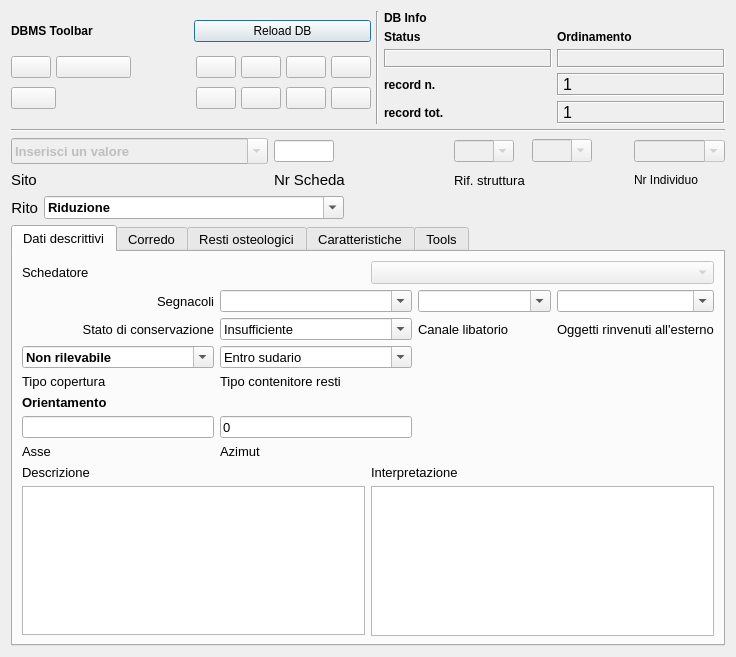
First picture: the form in pyarchinit_dev20130710/modules/gui/pyarchinit_Tafonomia_ui.ui, repository pyarchinit/pyarchinit_218, before the edit.
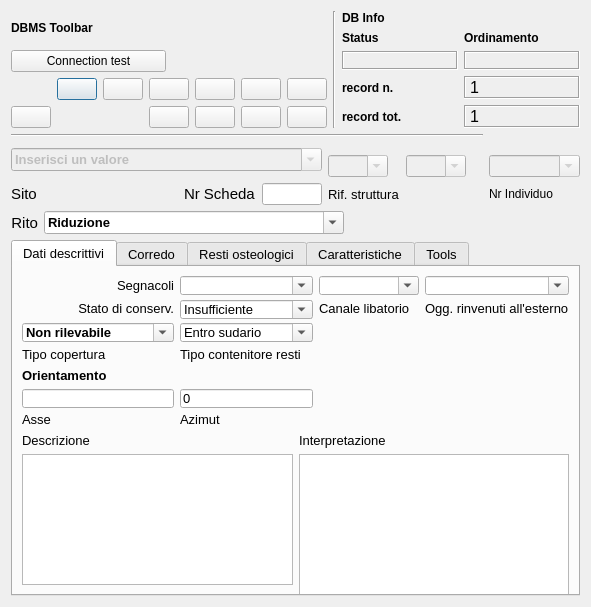
Second picture: the form after the edit. Icons and pictures are not drawn.

The edit to the form file:
```diff
--- a/pyarchinit_dev20130710/modules/gui/pyarchinit_Tafonomia_ui.ui
+++ b/pyarchinit_dev20130710/modules/gui/pyarchinit_Tafonomia_ui.ui
@@ -6,8 +6,8 @@
    <rect>
     <x>0</x>
     <y>0</y>
-    <width>736</width>
-    <height>657</height>
+    <width>591</width>
+    <height>607</height>
    </rect>
   </property>
   <property name="minimumSize">
@@ -23,24 +23,13 @@
    <iconset resource="resources.qrc">
     <normaloff>:/images/iconGrave.png</normaloff>:/images/iconGrave.png</iconset>
   </property>
+  <layout class="QGridLayout" name="gridLayout_20">
+   <item row="0" column="0" colspan="8">
+    <layout class="QHBoxLayout" name="horizontalLayout_3">
+     <item>
   <layout class="QGridLayout" name="gridLayout_7">
-   <item row="0" column="0" colspan="7">
-    <layout class="QVBoxLayout" name="verticalLayout" stretch="0,0">
-     <property name="spacing">
-      <number>5</number>
-     </property>
-     <property name="sizeConstraint">
-      <enum>QLayout::SetFixedSize</enum>
-     </property>
-     <property name="topMargin">
-      <number>0</number>
-     </property>
-     <item>
-      <layout class="QHBoxLayout" name="horizontalLayout">
-       <item>
-        <layout class="QGridLayout" name="gridLayout_2">
          <item row="0" column="0">
-          <widget class="QLabel" name="label_29">
+        <widget class="QLabel" name="label_45">
            <property name="font">
             <font>
              <weight>75</weight>
@@ -52,16 +41,9 @@
            </property>
           </widget>
          </item>
-         <item row="0" column="1">
-          <widget class="QPushButton" name="pushButton_connect">
-           <property name="text">
-            <string>Reload DB</string>
-           </property>
-          </widget>
-         </item>
-         <item row="1" column="0" colspan="2">
-          <layout class="QGridLayout" name="gridLayout">
-           <item row="0" column="0">
+       <item row="2" column="0" colspan="2">
+        <layout class="QGridLayout" name="gridLayout_16">
+         <item row="0" column="5">
             <widget class="QPushButton" name="pushButton_first_rec">
              <property name="toolTip">
               <string>First rec</string>
@@ -75,21 +57,7 @@
              </property>
             </widget>
            </item>
-           <item row="0" column="1" colspan="2">
-            <widget class="QPushButton" name="pushButton_prev_rec">
-             <property name="toolTip">
-              <string>Prev rec</string>
-             </property>
-             <property name="text">
-              <string/>
-             </property>
-             <property name="icon">
-              <iconset resource="resources.qrc">
-               <normaloff>:/images/4_leftArrow.png</normaloff>:/images/4_leftArrow.png</iconset>
-             </property>
-            </widget>
-           </item>
-           <item row="0" column="4">
+         <item row="0" column="7">
             <widget class="QPushButton" name="pushButton_next_rec">
              <property name="toolTip">
               <string>Next rec</string>
@@ -103,7 +71,7 @@
              </property>
             </widget>
            </item>
-           <item row="0" column="5">
+         <item row="0" column="8">
             <widget class="QPushButton" name="pushButton_last_rec">
              <property name="toolTip">
               <string>Last rec</string>
@@ -117,7 +85,7 @@
              </property>
             </widget>
            </item>
-           <item row="0" column="6">
+         <item row="0" column="9">
             <widget class="QPushButton" name="pushButton_new_rec">
              <property name="font">
               <font>
@@ -136,7 +104,7 @@
              </property>
             </widget>
            </item>
-           <item row="0" column="7">
+         <item row="0" column="10">
             <widget class="QPushButton" name="pushButton_save">
              <property name="font">
               <font>
@@ -158,39 +126,7 @@
              </property>
             </widget>
            </item>
-           <item row="1" column="0" colspan="2">
-            <widget class="QPushButton" name="pushButton_delete">
-             <property name="font">
-              <font>
-               <pointsize>9</pointsize>
-              </font>
-             </property>
-             <property name="toolTip">
-              <string>Delete record</string>
-             </property>
-             <property name="text">
-              <string/>
-             </property>
-             <property name="icon">
-              <iconset resource="resources.qrc">
-               <normaloff>:/images/delete.png</normaloff>:/images/delete.png</iconset>
-             </property>
-            </widget>
-           </item>
-           <item row="1" column="2">
-            <spacer name="horizontalSpacer">
-             <property name="orientation">
-              <enum>Qt::Horizontal</enum>
-             </property>
-             <property name="sizeHint" stdset="0">
-              <size>
-               <width>70</width>
-               <height>30</height>
-              </size>
-             </property>
-            </spacer>
-           </item>
-           <item row="1" column="4">
+         <item row="1" column="7">
             <widget class="QPushButton" name="pushButton_new_search">
              <property name="font">
               <font>
@@ -209,7 +145,7 @@
              </property>
             </widget>
            </item>
-           <item row="1" column="5">
+         <item row="1" column="8">
             <widget class="QPushButton" name="pushButton_search_go">
              <property name="font">
               <font>
@@ -228,7 +164,7 @@
              </property>
             </widget>
            </item>
-           <item row="1" column="6">
+         <item row="1" column="9">
             <widget class="QPushButton" name="pushButton_sort">
              <property name="font">
               <font>
@@ -247,7 +183,7 @@
              </property>
             </widget>
            </item>
-           <item row="1" column="7">
+         <item row="1" column="10">
             <widget class="QPushButton" name="pushButton_view_all">
              <property name="font">
               <font>
@@ -266,32 +202,62 @@
              </property>
             </widget>
            </item>
-           <item row="0" column="3">
-            <spacer name="horizontalSpacer_2">
-             <property name="orientation">
-              <enum>Qt::Horizontal</enum>
-             </property>
-             <property name="sizeHint" stdset="0">
-              <size>
-               <width>60</width>
-               <height>20</height>
-              </size>
-             </property>
-            </spacer>
+         <item row="1" column="2">
+          <widget class="QPushButton" name="pushButton_delete">
+           <property name="enabled">
+            <bool>true</bool>
+           </property>
+           <property name="font">
+            <font>
+             <pointsize>9</pointsize>
+            </font>
+           </property>
+           <property name="toolTip">
+            <string>Delete record</string>
+           </property>
+           <property name="text">
+            <string/>
+           </property>
+           <property name="icon">
+            <iconset resource="resources.qrc">
+             <normaloff>:/images/delete.png</normaloff>:/images/delete.png</iconset>
+           </property>
+          </widget>
+         </item>
+         <item row="0" column="6">
+          <widget class="QPushButton" name="pushButton_prev_rec">
+           <property name="toolTip">
+            <string>Prev rec</string>
+           </property>
+           <property name="text">
+            <string/>
+           </property>
+           <property name="icon">
+            <iconset resource="resources.qrc">
+             <normaloff>:/images/4_leftArrow.png</normaloff>:/images/4_leftArrow.png</iconset>
+           </property>
+          </widget>
            </item>
           </layout>
          </item>
+       <item row="1" column="0">
+        <widget class="QPushButton" name="pushButton_connect">
+         <property name="text">
+          <string>Connection test</string>
+         </property>
+        </widget>
+       </item>
         </layout>
        </item>
        <item>
-        <widget class="Line" name="line_6">
+      <widget class="Line" name="line_7">
          <property name="orientation">
           <enum>Qt::Vertical</enum>
          </property>
         </widget>
        </item>
        <item>
-        <layout class="QGridLayout" name="gridLayout_5">
+      <layout class="QGridLayout" name="gridLayout_17">
          <item row="0" column="0">
           <widget class="QLabel" name="label_42">
            <property name="font">
@@ -520,7 +486,7 @@
        </item>
       </layout>
      </item>
-     <item>
+   <item row="1" column="0" colspan="7">
       <widget class="Line" name="line_8">
        <property name="font">
         <font>
@@ -533,17 +499,15 @@
        </property>
       </widget>
      </item>
-    </layout>
-   </item>
-   <item row="1" column="0" colspan="2">
+   <item row="2" column="0" rowspan="3" colspan="4">
     <widget class="QComboBox" name="comboBox_sito">
      <property name="enabled">
       <bool>false</bool>
      </property>
      <property name="minimumSize">
       <size>
-       <width>250</width>
-       <height>26</height>
+       <width>0</width>
+       <height>22</height>
       </size>
      </property>
      <property name="font">
@@ -572,23 +536,7 @@
      </item>
     </widget>
    </item>
-   <item row="1" column="2" colspan="2">
-    <widget class="QLineEdit" name="lineEdit_nr_scheda">
-     <property name="minimumSize">
-      <size>
-       <width>60</width>
-       <height>0</height>
-      </size>
-     </property>
-     <property name="maximumSize">
-      <size>
-       <width>60</width>
-       <height>16777215</height>
-      </size>
-     </property>
-    </widget>
-   </item>
-   <item row="1" column="4">
+   <item row="4" column="4">
     <widget class="QComboBox" name="comboBox_sigla_struttura">
      <property name="enabled">
       <bool>false</bool>
@@ -602,7 +550,7 @@
      <property name="maximumSize">
       <size>
        <width>60</width>
-       <height>16777215</height>
+       <height>22</height>
       </size>
      </property>
      <property name="editable">
@@ -610,44 +558,29 @@
      </property>
     </widget>
    </item>
-   <item row="1" column="5">
-    <widget class="QComboBox" name="comboBox_nr_struttura">
-     <property name="enabled">
-      <bool>false</bool>
-     </property>
-     <property name="minimumSize">
-      <size>
-       <width>60</width>
-       <height>0</height>
-      </size>
-     </property>
-     <property name="maximumSize">
-      <size>
-       <width>60</width>
-       <height>16777215</height>
-      </size>
-     </property>
-     <property name="font">
-      <font>
-       <pointsize>10</pointsize>
-      </font>
-     </property>
-     <property name="editable">
-      <bool>true</bool>
-     </property>
-    </widget>
-   </item>
-   <item row="1" column="6">
+   <item row="4" column="7">
     <widget class="QComboBox" name="comboBox_nr_individuo">
      <property name="enabled">
       <bool>false</bool>
      </property>
+     <property name="minimumSize">
+      <size>
+       <width>0</width>
+       <height>22</height>
+      </size>
+     </property>
+     <property name="maximumSize">
+      <size>
+       <width>16777215</width>
+       <height>22</height>
+      </size>
+     </property>
      <property name="editable">
       <bool>true</bool>
      </property>
     </widget>
    </item>
-   <item row="2" column="0">
+   <item row="5" column="0">
     <widget class="QLabel" name="label">
      <property name="font">
       <font>
@@ -659,20 +592,20 @@
      </property>
     </widget>
    </item>
-   <item row="2" column="1">
+   <item row="5" column="1">
     <spacer name="horizontalSpacer_3">
      <property name="orientation">
       <enum>Qt::Horizontal</enum>
      </property>
      <property name="sizeHint" stdset="0">
       <size>
-       <width>221</width>
-       <height>20</height>
+       <width>213</width>
+       <height>17</height>
       </size>
      </property>
     </spacer>
    </item>
-   <item row="2" column="2">
+   <item row="5" column="2">
     <widget class="QLabel" name="label_2">
      <property name="font">
       <font>
@@ -684,20 +617,23 @@
      </property>
     </widget>
    </item>
-   <item row="2" column="3">
-    <spacer name="horizontalSpacer_4">
-     <property name="orientation">
-      <enum>Qt::Horizontal</enum>
+   <item row="5" column="3">
+    <widget class="QLineEdit" name="lineEdit_nr_scheda">
+     <property name="minimumSize">
+      <size>
+       <width>60</width>
+       <height>0</height>
+      </size>
      </property>
-     <property name="sizeHint" stdset="0">
+     <property name="maximumSize">
       <size>
-       <width>36</width>
-       <height>20</height>
+       <width>60</width>
+       <height>16777215</height>
       </size>
      </property>
-    </spacer>
+    </widget>
    </item>
-   <item row="2" column="4">
+   <item row="5" column="4">
     <widget class="QLabel" name="label_32">
      <property name="font">
       <font>
@@ -709,7 +645,7 @@
      </property>
     </widget>
    </item>
-   <item row="2" column="5">
+   <item row="5" column="6">
     <spacer name="horizontalSpacer_5">
      <property name="orientation">
       <enum>Qt::Horizontal</enum>
@@ -722,7 +658,7 @@
      </property>
     </spacer>
    </item>
-   <item row="2" column="6">
+   <item row="5" column="7">
     <widget class="QLabel" name="label_19">
      <property name="font">
       <font>
@@ -734,7 +670,7 @@
      </property>
     </widget>
    </item>
-   <item row="3" column="0" colspan="4">
+   <item row="6" column="0" colspan="4">
     <layout class="QHBoxLayout" name="horizontalLayout_4">
      <item>
       <widget class="QLabel" name="label_18">
@@ -811,7 +747,7 @@
      </item>
     </layout>
    </item>
-   <item row="4" column="0" colspan="7">
+   <item row="7" column="0" colspan="8">
     <layout class="QGridLayout" name="gridLayout_6">
      <item row="0" column="0">
       <widget class="QTabWidget" name="tabWidget">
@@ -847,6 +783,12 @@
            </item>
            <item row="0" column="1">
             <widget class="QComboBox" name="comboBox_segnacoli">
+             <property name="minimumSize">
+              <size>
+               <width>0</width>
+               <height>19</height>
+              </size>
+             </property>
              <property name="editable">
               <bool>true</bool>
              </property>
@@ -877,7 +819,7 @@
              <property name="minimumSize">
               <size>
                <width>100</width>
-               <height>0</height>
+               <height>19</height>
               </size>
              </property>
              <property name="editable">
@@ -907,6 +849,12 @@
            </item>
            <item row="0" column="3">
             <widget class="QComboBox" name="comboBox_oggetti_esterno">
+             <property name="minimumSize">
+              <size>
+               <width>0</width>
+               <height>19</height>
+              </size>
+             </property>
              <property name="editable">
               <bool>true</bool>
              </property>
@@ -940,7 +888,7 @@
               </font>
              </property>
              <property name="text">
-              <string>Stato di conservazione</string>
+              <string>Stato di conserv.</string>
              </property>
              <property name="alignment">
               <set>Qt::AlignRight|Qt::AlignTrailing|Qt::AlignVCenter</set>
@@ -949,6 +897,12 @@
            </item>
            <item row="1" column="1">
             <widget class="QComboBox" name="comboBox_conservazione_taf">
+             <property name="minimumSize">
+              <size>
+               <width>0</width>
+               <height>19</height>
+              </size>
+             </property>
              <property name="font">
               <font>
                <pointsize>10</pointsize>
@@ -1009,12 +963,18 @@
               </font>
              </property>
              <property name="text">
-              <string>Oggetti rinvenuti all'esterno</string>
+              <string>Ogg. rinvenuti all'esterno</string>
              </property>
             </widget>
            </item>
            <item row="2" column="0">
             <widget class="QComboBox" name="comboBox_copertura_tipo">
+             <property name="minimumSize">
+              <size>
+               <width>0</width>
+               <height>19</height>
+              </size>
+             </property>
              <property name="font">
               <font>
                <pointsize>10</pointsize>
@@ -1049,6 +1009,12 @@
            </item>
            <item row="2" column="1">
             <widget class="QComboBox" name="comboBox_tipo_contenitore_resti">
+             <property name="minimumSize">
+              <size>
+               <width>0</width>
+               <height>19</height>
+              </size>
+             </property>
              <property name="editable">
               <bool>true</bool>
              </property>
@@ -1117,10 +1083,23 @@
             </widget>
            </item>
            <item row="5" column="0">
-            <widget class="QLineEdit" name="lineEdit_orientamento_asse"/>
+            <widget class="QLineEdit" name="lineEdit_orientamento_asse">
+             <property name="minimumSize">
+              <size>
+               <width>0</width>
+               <height>19</height>
+              </size>
+             </property>
+            </widget>
            </item>
            <item row="5" column="1">
             <widget class="QLineEdit" name="lineEdit_orientamento_azimut">
+             <property name="minimumSize">
+              <size>
+               <width>0</width>
+               <height>19</height>
+              </size>
+             </property>
              <property name="text">
               <string>0</string>
              </property>
@@ -1207,24 +1186,6 @@
            </item>
           </layout>
          </item>
-         <item row="0" column="0">
-          <layout class="QHBoxLayout" name="horizontalLayout_2">
-           <item>
-            <widget class="QLabel" name="label_16">
-             <property name="text">
-              <string>Schedatore</string>
-             </property>
-            </widget>
-           </item>
-           <item>
-            <widget class="QComboBox" name="comboBox_schedatore">
-             <property name="enabled">
-              <bool>false</bool>
-             </property>
-            </widget>
-           </item>
-          </layout>
-         </item>
         </layout>
        </widget>
        <widget class="QWidget" name="tab_5">
@@ -2263,6 +2224,33 @@
      </item>
     </layout>
    </item>
+   <item row="4" column="5">
+    <widget class="QComboBox" name="comboBox_nr_struttura">
+     <property name="enabled">
+      <bool>false</bool>
+     </property>
+     <property name="minimumSize">
+      <size>
+       <width>60</width>
+       <height>0</height>
+      </size>
+     </property>
+     <property name="maximumSize">
+      <size>
+       <width>60</width>
+       <height>22</height>
+      </size>
+     </property>
+     <property name="font">
+      <font>
+       <pointsize>10</pointsize>
+      </font>
+     </property>
+     <property name="editable">
+      <bool>true</bool>
+     </property>
+    </widget>
+   </item>
   </layout>
  </widget>
  <resources>
```
Left out of the diff: 25 changed lines with no effect on the pictures. Lines whose indentation alone changed are shown as unchanged.
